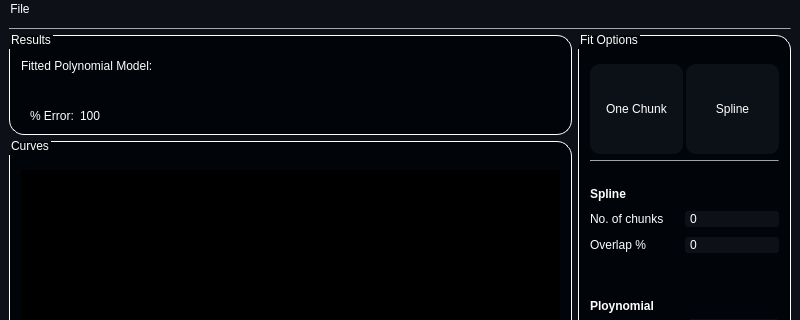
The window that resources/curvefittingwindow.ui (Abdullahsaeed10/Curve_Fitter) describes before a commit, drawn with Qt 5; both pictures show x 0 to 800 and y 0 to 320 of the 800 by 694 pixel window.
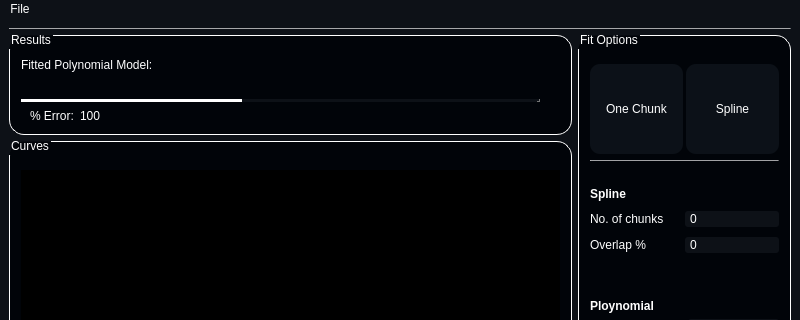
The same window after the commit. Icons and pictures are not drawn. Custom widgets are drawn as their Qt base class.

Commit message: latex scrollbar

```diff
--- a/resources/curvefittingwindow.ui
+++ b/resources/curvefittingwindow.ui
@@ -109,6 +109,12 @@
     subcontrol-position: top left;
     padding: -5px 0px 0px 0px;
     color: rgb(255, 255, 255);
+}
+QScrollBar:horizontal {
+    height: 3px;
+}
+QScrollBar::handle:horizontal {
+	background-color: rgb(255, 255, 255)
 }</string>
           </property>
           <property name="title">
@@ -142,18 +148,49 @@
              <item>
               <layout class="QHBoxLayout" name="horizontalLayout_16">
                <item>
-                <widget class="QWidget" name="widget" native="true">
+                <widget class="QScrollArea" name="scrollArea">
                  <property name="styleSheet">
                   <string notr="true">background-color: transparent;</string>
                  </property>
-                 <layout class="QVBoxLayout" name="latex_box">
-                  <property name="topMargin">
-                   <number>0</number>
+                 <property name="frameShape">
+                  <enum>QFrame::NoFrame</enum>
+                 </property>
+                 <property name="widgetResizable">
+                  <bool>true</bool>
+                 </property>
+                 <widget class="QWidget" name="scrollAreaWidgetContents">
+                  <property name="geometry">
+                   <rect>
+                    <x>-505</x>
+                    <y>0</y>
+                    <width>1218</width>
+                    <height>45</height>
+                   </rect>
                   </property>
-                  <property name="bottomMargin">
-                   <number>0</number>
-                  </property>
-                 </layout>
+                  <layout class="QGridLayout" name="gridLayout_6">
+                   <item row="0" column="0">
+                    <widget class="QWidget" name="widget" native="true">
+                     <property name="minimumSize">
+                      <size>
+                       <width>1200</width>
+                       <height>0</height>
+                      </size>
+                     </property>
+                     <property name="styleSheet">
+                      <string notr="true">background-color: transparent;</string>
+                     </property>
+                     <layout class="QVBoxLayout" name="latex_box">
+                      <property name="topMargin">
+                       <number>0</number>
+                      </property>
+                      <property name="bottomMargin">
+                       <number>0</number>
+                      </property>
+                     </layout>
+                    </widget>
+                   </item>
+                  </layout>
+                 </widget>
                 </widget>
                </item>
                <item>
```
Left out of the diff: 32 changed lines with no effect on the pictures. The commit also changes 1 other file.
